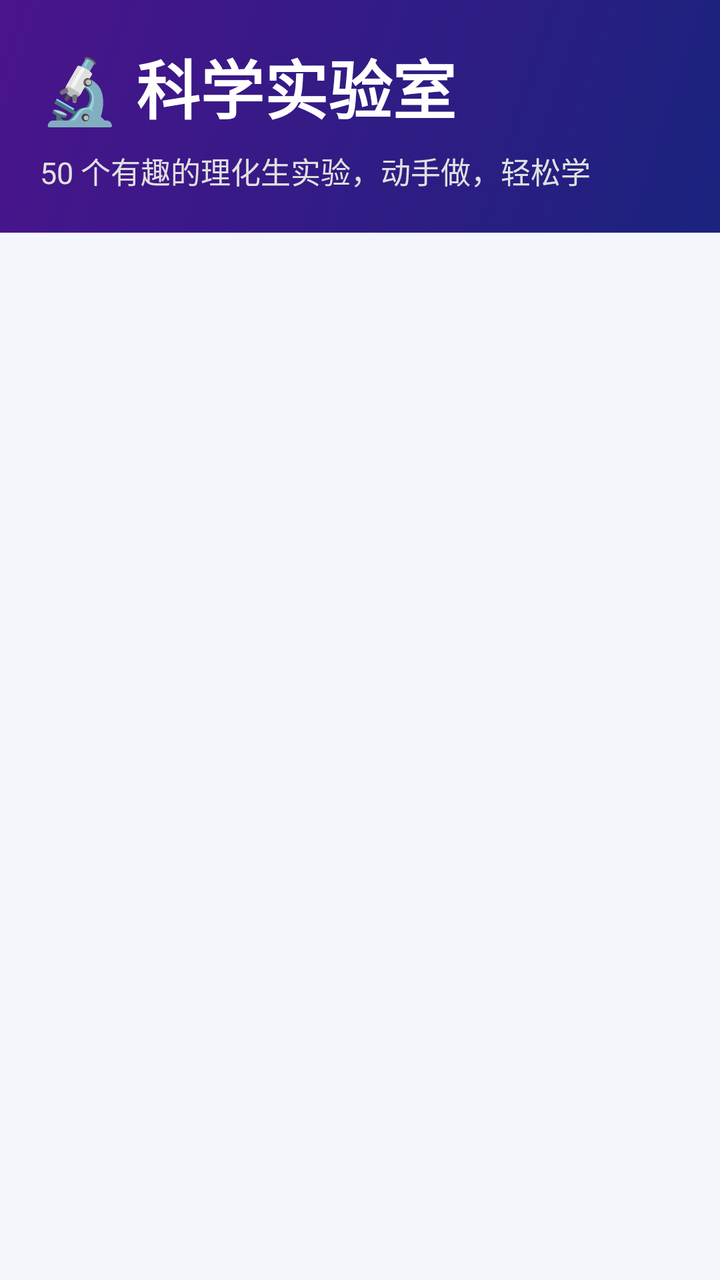
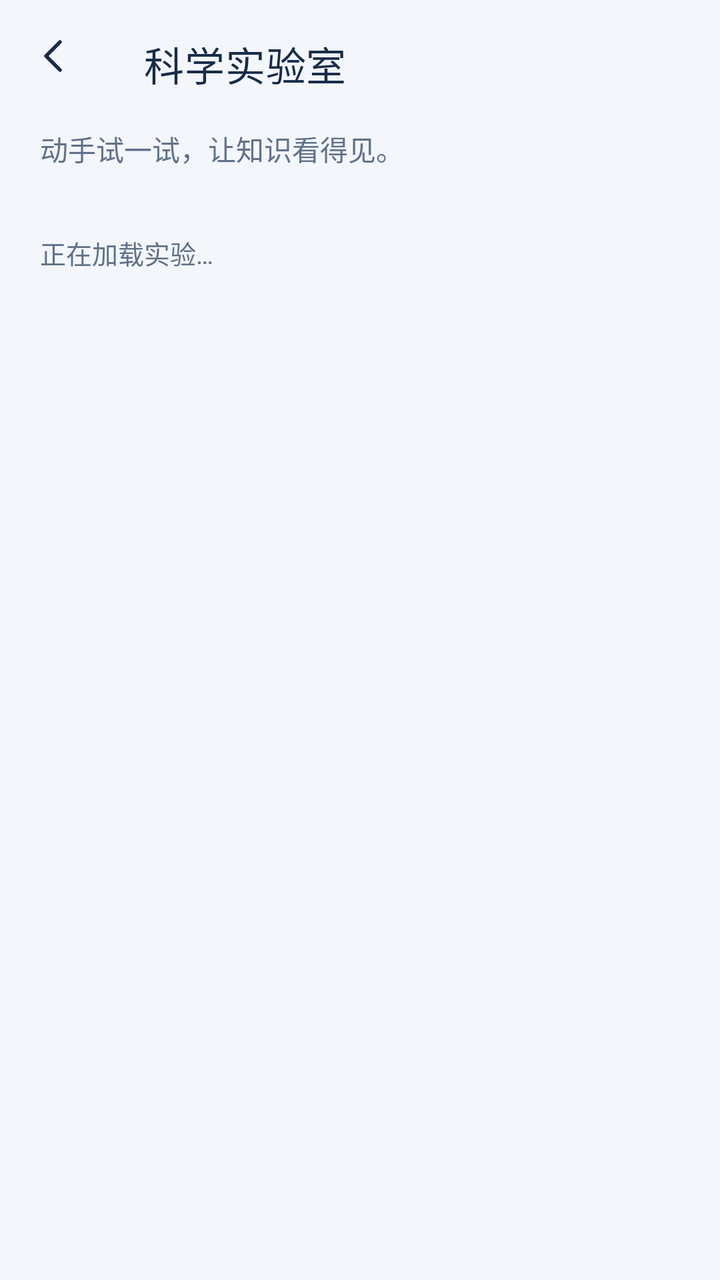

Two renders of the same Android screen: before a commit and after it. Below are the layout's source before the change and the commit's diff.
<!-- AndroidManifest.xml: application theme Theme.Game100 -->
<!-- res/layout/activity_science_lab.xml -->
<?xml version="1.0" encoding="utf-8"?>
<LinearLayout xmlns:android="http://schemas.android.com/apk/res/android"
    android:layout_width="match_parent"
    android:layout_height="match_parent"
    android:orientation="vertical"
    android:background="@color/bg">

    
    <LinearLayout
        android:layout_width="match_parent"
        android:layout_height="wrap_content"
        android:orientation="vertical"
        android:padding="20dp"
        android:background="@drawable/science_banner_bg">

        <TextView
            android:layout_width="wrap_content"
            android:layout_height="wrap_content"
            android:text="🔬 科学实验室"
            android:textSize="32sp"
            android:textStyle="bold"
            android:textColor="@android:color/white" />

        <TextView
            android:layout_width="wrap_content"
            android:layout_height="wrap_content"
            android:layout_marginTop="8dp"
            android:text="50 个有趣的理化生实验，动手做，轻松学"
            android:textSize="15sp"
            android:textColor="#E0E0E0" />
    </LinearLayout>

    
    <HorizontalScrollView
        android:layout_width="match_parent"
        android:layout_height="wrap_content"
        android:scrollbars="none"
        android:paddingTop="16dp"
        android:paddingBottom="8dp">

        <LinearLayout
            android:id="@+id/subject_tabs"
            android:layout_width="wrap_content"
            android:layout_height="wrap_content"
            android:orientation="horizontal"
            android:paddingStart="16dp"
            android:paddingEnd="16dp" />
    </HorizontalScrollView>

    
    <androidx.recyclerview.widget.RecyclerView
        android:id="@+id/science_grid"
        android:layout_width="match_parent"
        android:layout_height="0dp"
        android:layout_weight="1"
        android:clipToPadding="false"
        android:padding="12dp" />
</LinearLayout>
<!-- resources referenced by this layout -->
<resources>
  <color name="bg">#F3F6FB</color>
  <!-- drawable science_banner_bg (drawable) -->
  <?xml version="1.0" encoding="utf-8"?>
  <shape xmlns:android="http://schemas.android.com/apk/res/android"
      android:shape="rectangle">
      <gradient
          android:angle="135"
          android:startColor="#1A237E"
          android:endColor="#4A148C"
          android:type="linear" />
      <corners android:radius="0dp" />
  </shape>
  <style name="Theme.Game100" parent="Theme.MaterialComponents.Light.NoActionBar">
          <item name="colorPrimary">@color/brand</item>
          <item name="colorPrimaryDark">@color/bg</item>
          <item name="colorAccent">@color/brand</item>
          <item name="android:windowBackground">@color/bg</item>
          <item name="android:statusBarColor">@color/bg</item>
          <item name="android:navigationBarColor">@color/bg</item>
          <item name="android:windowLightStatusBar">true</item>
          <item name="android:windowLightNavigationBar">true</item>
          <item name="colorSurface">@color/bg_card</item>
          <item name="colorOnSurface">@color/text_primary</item>
          <item name="colorOnPrimary">@android:color/white</item>
          <item name="colorControlNormal">@color/text_secondary</item>
          <item name="android:fontFamily">sans-serif</item>
          <item name="android:colorEdgeEffect">@color/brand_soft</item>
      </style>
  <color name="brand">#285FE8</color>
  <color name="bg_card">#FFFFFF</color>
  <color name="text_primary">#182B49</color>
  <color name="text_secondary">#60718A</color>
  <color name="brand_soft">#EAF0FF</color>
</resources>

<!-- the commit's change to res/layout/activity_science_lab.xml (unified diff, before → after) -->
@@ -1,58 +1,64 @@
 <?xml version="1.0" encoding="utf-8"?>
 <LinearLayout xmlns:android="http://schemas.android.com/apk/res/android"
+    xmlns:app="http://schemas.android.com/apk/res-auto"
     android:layout_width="match_parent"
     android:layout_height="match_parent"
     android:orientation="vertical"
     android:background="@color/bg">
-
-    
-    <LinearLayout
+    <com.google.android.material.appbar.MaterialToolbar
+        android:id="@+id/science_toolbar"
+        android:layout_width="match_parent"
+        android:layout_height="64dp"
+        app:title="科学实验室"
+        app:titleTextColor="@color/text_primary"
+        app:navigationIcon="@drawable/ic_back"
+        app:navigationContentDescription="返回首页" />
+    <TextView
         android:layout_width="match_parent"
         android:layout_height="wrap_content"
-        android:orientation="vertical"
-        android:padding="20dp"
-        android:background="@drawable/science_banner_bg">
-
-        <TextView
-            android:layout_width="wrap_content"
-            android:layout_height="wrap_content"
-            android:text="🔬 科学实验室"
-            android:textSize="32sp"
-            android:textStyle="bold"
-            android:textColor="@android:color/white" />
-
-        <TextView
-            android:layout_width="wrap_content"
-            android:layout_height="wrap_content"
-            android:layout_marginTop="8dp"
-            android:text="50 个有趣的理化生实验，动手做，轻松学"
-            android:textSize="15sp"
-            android:textColor="#E0E0E0" />
-    </LinearLayout>
-
-    
+        android:paddingStart="20dp"
+        android:paddingEnd="20dp"
+        android:text="动手试一试，让知识看得见。"
+        android:textColor="@color/text_secondary"
+        android:textSize="14sp" />
     <HorizontalScrollView
         android:layout_width="match_parent"
         android:layout_height="wrap_content"
         android:scrollbars="none"
         android:paddingTop="16dp"
         android:paddingBottom="8dp">
-
         <LinearLayout
             android:id="@+id/subject_tabs"
             android:layout_width="wrap_content"
             android:layout_height="wrap_content"
             android:orientation="horizontal"
-            android:paddingStart="16dp"
-            android:paddingEnd="16dp" />
+            android:paddingStart="20dp"
+            android:paddingEnd="20dp" />
     </HorizontalScrollView>
-
-    
+    <TextView
+        android:id="@+id/science_count"
+        android:layout_width="match_parent"
+        android:layout_height="wrap_content"
+        android:paddingStart="20dp"
+        android:paddingTop="8dp"
+        android:paddingBottom="8dp"
+        android:text="正在加载实验…"
+        android:textColor="@color/text_secondary"
+        android:textSize="13sp" />
+    <TextView
+        android:id="@+id/science_empty"
+        android:layout_width="match_parent"
+        android:layout_height="wrap_content"
+        android:padding="24dp"
+        android:gravity="center"
+        android:text="暂无相关实验，返回首页下拉刷新后再试。"
+        android:textColor="@color/text_secondary"
+        android:visibility="gone" />
     <androidx.recyclerview.widget.RecyclerView
         android:id="@+id/science_grid"
         android:layout_width="match_parent"
         android:layout_height="0dp"
         android:layout_weight="1"
         android:clipToPadding="false"
-        android:padding="12dp" />
+        android:padding="14dp" />
 </LinearLayout>
<!-- resource entries referenced after the edit -->
@@ -1,17 +1,6 @@
 <!-- resources referenced by this layout -->
 <resources>
   <color name="bg">#F3F6FB</color>
-  <!-- drawable science_banner_bg (drawable) -->
-  <?xml version="1.0" encoding="utf-8"?>
-  <shape xmlns:android="http://schemas.android.com/apk/res/android"
-      android:shape="rectangle">
-      <gradient
-          android:angle="135"
-          android:startColor="#1A237E"
-          android:endColor="#4A148C"
-          android:type="linear" />
-      <corners android:radius="0dp" />
-  </shape>
   <style name="Theme.Game100" parent="Theme.MaterialComponents.Light.NoActionBar">
           <item name="colorPrimary">@color/brand</item>
           <item name="colorPrimaryDark">@color/bg</item>
@@ -32,6 +21,11 @@
   <color name="bg_card">#FFFFFF</color>
   <color name="text_primary">#182B49</color>
   <color name="text_secondary">#60718A</color>
+  <!-- drawable ic_back (drawable) -->
+  <?xml version="1.0" encoding="utf-8"?>
+  <vector xmlns:android="http://schemas.android.com/apk/res/android" android:width="24dp" android:height="24dp" android:viewportWidth="24" android:viewportHeight="24">
+      <path android:fillColor="@android:color/transparent" android:strokeColor="@color/text_primary" android:strokeWidth="1.8" android:strokeLineCap="round" android:strokeLineJoin="round" android:pathData="M14,5L7,12L14,19" />
+  </vector>
   <color name="brand_soft">#EAF0FF</color>
 </resources>
 
